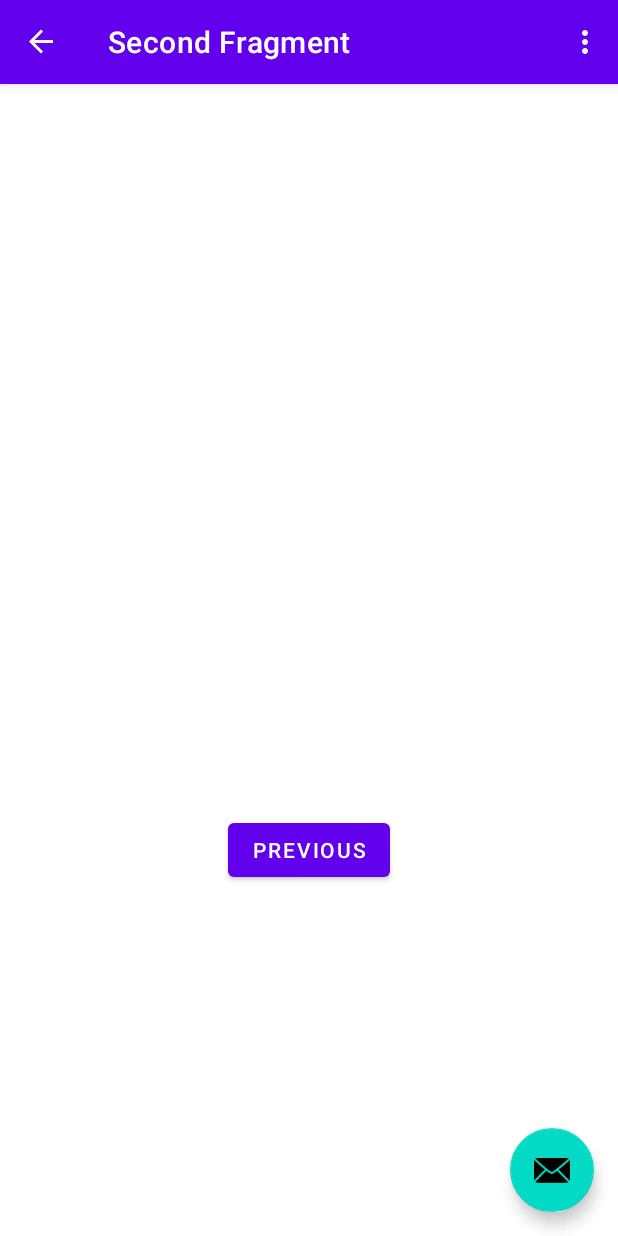
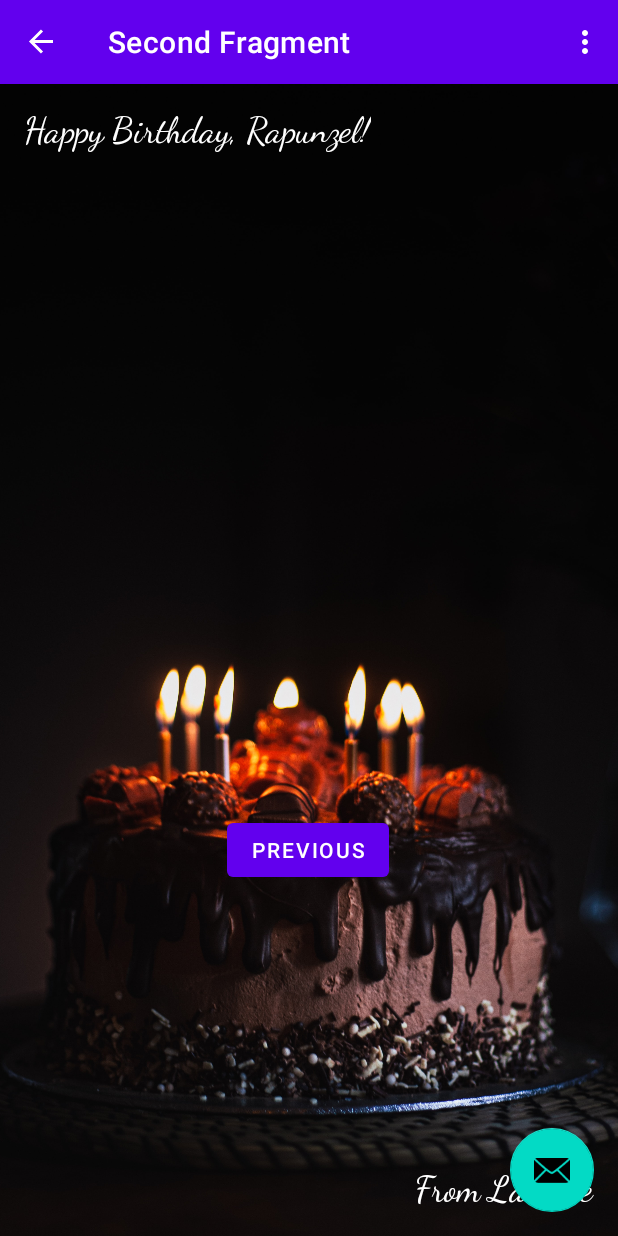
Before and after one commit to aluoch-dev/codelabs_happy_birthday, an Android app: the SecondFragment screen opened through its navigation route, on a phone screen of 412 x 824 dp. Run offline under Robolectric (Android 15) with nearby library versions, the phone set to English and light mode, and no system bars; our stand-ins replace navigation-ui.

Commit message:
designed page 2 of the card

```diff
--- a/app/src/main/java/com/example/happybirthday/FirstFragment.kt
+++ b/app/src/main/java/com/example/happybirthday/FirstFragment.kt
@@ -32,7 +32,7 @@ class FirstFragment : Fragment() {
     override fun onViewCreated(view: View, savedInstanceState: Bundle?) {
         super.onViewCreated(view, savedInstanceState)
 
-        binding.buttonFirst.setOnClickListener {
+        binding.btnAccept.setOnClickListener {
             findNavController().navigate(R.id.action_FirstFragment_to_SecondFragment)
         }
     }
--- a/app/src/main/res/layout/fragment_second.xml
+++ b/app/src/main/res/layout/fragment_second.xml
@@ -5,6 +5,32 @@
     android:layout_width="match_parent"
     android:layout_height="match_parent"
     tools:context=".SecondFragment">
+
+    <ImageView
+        android:id="@+id/imgIllustrator"
+        android:layout_width="0dp"
+        android:layout_height="0dp"
+        android:scaleType="centerCrop"
+        android:src="@drawable/happy_birthday_three"
+        android:visibility="visible"
+        app:layout_constraintBottom_toBottomOf="parent"
+        app:layout_constraintEnd_toEndOf="parent"
+        app:layout_constraintStart_toStartOf="parent"
+        app:layout_constraintTop_toTopOf="parent"
+        tools:visibility="visible" />
+
+    <TextView
+        android:id="@+id/tvHappyBirthday"
+        android:layout_width="wrap_content"
+        android:layout_height="wrap_content"
+        android:layout_marginStart="16dp"
+        android:layout_marginTop="16dp"
+        android:fontFamily="cursive"
+        android:text="@string/happy_birthday_rapunzel"
+        android:textColor="#FFFFFF"
+        android:textSize="24sp"
+        app:layout_constraintStart_toStartOf="parent"
+        app:layout_constraintTop_toTopOf="parent" />
 
     <TextView
         android:id="@+id/textview_second"
@@ -22,6 +48,30 @@
         android:text="@string/previous"
         app:layout_constraintBottom_toBottomOf="parent"
         app:layout_constraintEnd_toEndOf="parent"
+        app:layout_constraintHorizontal_bias="0.498"
         app:layout_constraintStart_toStartOf="parent"
         app:layout_constraintTop_toBottomOf="@id/textview_second" />
+
+    <TextView
+        android:id="@+id/textView"
+        android:layout_width="wrap_content"
+        android:layout_height="wrap_content"
+        android:layout_marginStart="16dp"
+        android:layout_marginTop="16dp"
+        app:layout_constraintStart_toStartOf="parent"
+        app:layout_constraintTop_toTopOf="parent" />
+
+    <TextView
+        android:id="@+id/tvSender"
+        android:layout_width="wrap_content"
+        android:layout_height="wrap_content"
+        android:layout_marginEnd="16dp"
+        android:layout_marginBottom="16dp"
+        android:fontFamily="cursive"
+        android:text="From Laurine"
+        android:textColor="#FFFFFF"
+        android:textSize="24sp"
+        app:layout_constraintBottom_toBottomOf="parent"
+        app:layout_constraintEnd_toEndOf="parent" />
+
 </androidx.constraintlayout.widget.ConstraintLayout>
--- a/app/src/main/res/values/strings.xml
+++ b/app/src/main/res/values/strings.xml
@@ -12,4 +12,5 @@
     <string name="birthday_calling">Birthday Calling &#8230;</string>
     <string name="accept">Accept</string>
     <string name="decline">Decline</string>
+    <string name="happy_birthday_rapunzel">Happy Birthday, Rapunzel!</string>
 </resources>
```
Also changed, not shown: app/src/main/res/drawable-v24/happy_birthday_three.jpg (added), app/src/main/res/drawable-v24/happy_birthday_two.jpg (added), 2 other files.
